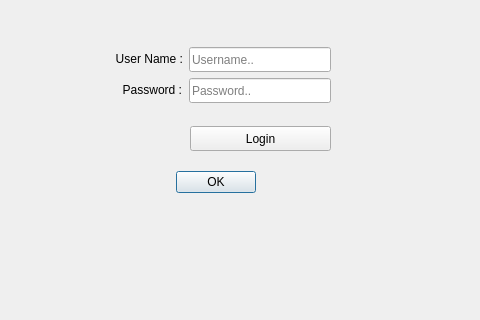
Before: the Qt Designer form src/ui/logindialog.ui in OncelUmutTURER/SinerjiGCS, drawn with Qt 5; both pictures show x 0 to 480 and y 84 to 404 of the 640 by 404 pixel window.
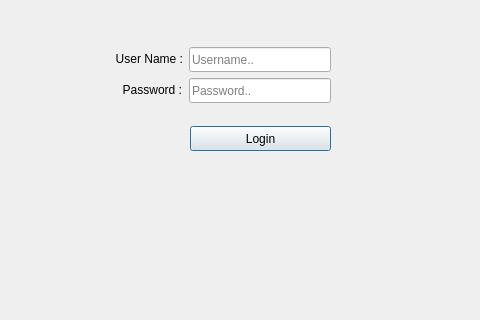
After: the same form once the commit is applied. Icons and pictures are not drawn.

Diff of the .ui file:
```diff
--- a/src/ui/logindialog.ui
+++ b/src/ui/logindialog.ui
@@ -18,25 +18,6 @@
 	background-image: url(:/res/SinerjiGCS_LoginBG);
 }</string>
   </property>
-  <widget class="QDialogButtonBox" name="buttonBox">
-   <property name="geometry">
-    <rect>
-     <x>100</x>
-     <y>250</y>
-     <width>231</width>
-     <height>32</height>
-    </rect>
-   </property>
-   <property name="orientation">
-    <enum>Qt::Horizontal</enum>
-   </property>
-   <property name="standardButtons">
-    <set>QDialogButtonBox::Ok</set>
-   </property>
-   <property name="centerButtons">
-    <bool>true</bool>
-   </property>
-  </widget>
   <widget class="QLabel" name="lblUserName">
    <property name="geometry">
     <rect>
```
Left out of the diff: 3 changed lines with no effect on the pictures.
